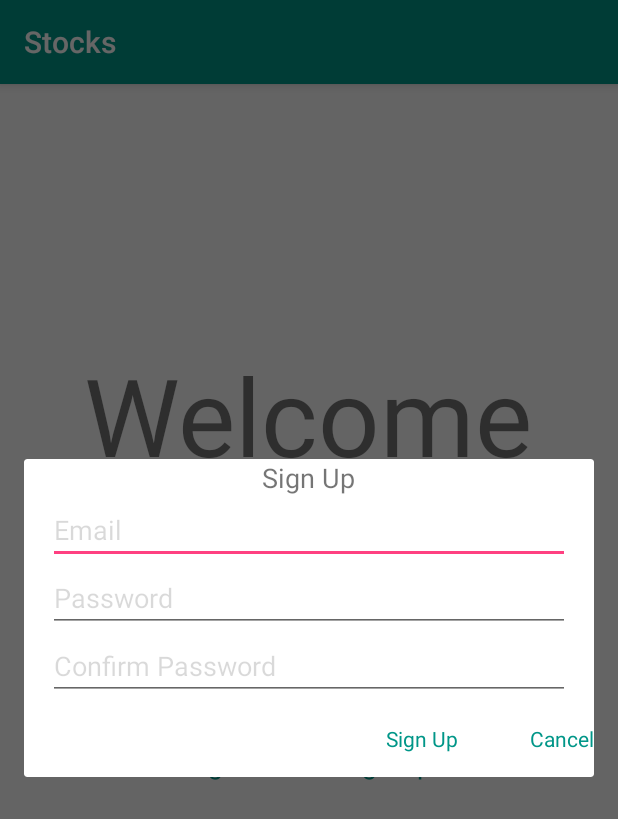
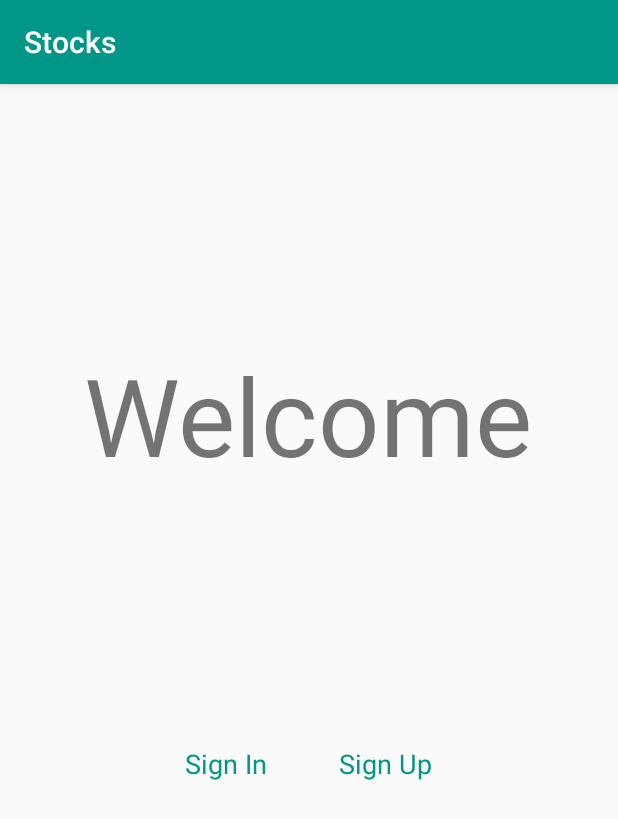
Before and after one commit to Calvin906/StockApp, an Android app: the screen it shows after launch (HomeActivity), after a tap on "Sign Up", on a phone screen of 412 x 824 dp. Shown: the top 819 px of the screen. Run offline under Robolectric (Android 15) with nearby library versions, the phone set to English and light mode, and no system bars; 3 statements that could not run were skipped.

Commit message:
Cleaned up classes

```diff
--- a/GreenDaoSchemaGenerator/src/main/java/com/preston/StockGeneratorDao.java
+++ b/GreenDaoSchemaGenerator/src/main/java/com/preston/StockGeneratorDao.java
@@ -1,7 +1,6 @@
 package main.java.com.preston;
 
 import org.greenrobot.greendao.generator.DaoGenerator;
-import org.greenrobot.greendao.generator.Entity;
 import org.greenrobot.greendao.generator.Schema;
 
 import main.java.com.preston.StockEntities.StockEntity;
--- a/app/src/main/java/preston/com/stockapp/HomeActivity.java
+++ b/app/src/main/java/preston/com/stockapp/HomeActivity.java
@@ -7,8 +7,6 @@ import android.support.v4.app.FragmentManager;
 import android.support.v7.app.AppCompatActivity;
 import android.view.View;
 import android.widget.TextView;
-
-import preston.com.stockapp.util.SignUpFragment;
 
 /**
  * Created by Alex Preston on 9/5/16.
--- a/app/src/main/java/preston/com/stockapp/PortfolioActivity.java
+++ b/app/src/main/java/preston/com/stockapp/PortfolioActivity.java
@@ -1,7 +1,6 @@
 package preston.com.stockapp;
 
 import android.app.Activity;
-import android.database.sqlite.SQLiteDatabase;
 import android.os.Bundle;
 import android.support.v7.widget.LinearLayoutManager;
 import android.support.v7.widget.RecyclerView;
@@ -16,8 +15,6 @@ public class PortfolioActivity extends Activity {
 
     private RecyclerView pRecyclerView;
     private PortfolioRecyclerViewAdapter pAdapter;
-    private SQLiteDatabase database;
-    private FeederReaderContract.FeederReaderDBHelper mDbHelper;
 
 
     @Override
--- a/app/src/main/java/preston/com/stockapp/util/SignUpFragment.java
+++ /dev/null
@@ -1,62 +0,0 @@
-package preston.com.stockapp.util;
-
-import android.content.Intent;
-import android.os.Bundle;
-import android.support.annotation.Nullable;
-import android.support.v4.app.DialogFragment;
-import android.view.LayoutInflater;
-import android.view.View;
-import android.view.ViewGroup;
-import android.widget.TextView;
-
-import preston.com.stockapp.PortfolioActivity;
-import preston.com.stockapp.R;
-
-/**
- * Created by Alex Preston on 9/20/16.
- */
-
-public class SignUpFragment extends DialogFragment implements View.OnClickListener {
-
-    TextView cancel;
-    TextView signUp;
-
-    @Nullable
-    @Override
-    public View onCreateView(LayoutInflater inflater, @Nullable ViewGroup container, @Nullable Bundle savedInstanceState) {
-
-        View view = inflater.inflate(R.layout.sign_up_view, container);
-        cancel = (TextView) view.findViewById(R.id.cancel_button_sign_up);
-        signUp = (TextView) view.findViewById(R.id.sign_up_button_sign_up);
-
-        cancel.setOnClickListener(this);
-        signUp.setOnClickListener(this);
-
-        return view;
-    }
-
-
-    /**
-     * onClick method dictates which button was clicked
-     * @param v
-     */
-    @Override
-    public void onClick(View v) {
-        switch (v.getId()) {
-            case R.id.cancel_button_sign_up:
-                dismiss();
-                break;
-            case R.id.sign_up_button_sign_up:
-                startPortfolioPage();
-                break;
-        }
-    }
-
-    /**
-     * Starts the portfolio page
-     */
-    public void startPortfolioPage() {
-        Intent intent = new Intent(getActivity(), PortfolioActivity.class);
-        getActivity().startActivity(intent);
-    }
-}
--- a/app/src/main/java/preston/com/stockapp/util/portfolioRecyclerViewAdapter.java
+++ b/app/src/main/java/preston/com/stockapp/util/portfolioRecyclerViewAdapter.java
@@ -22,9 +22,9 @@ public class PortfolioRecyclerViewAdapter extends RecyclerView.Adapter<Portfolio
     /**
      * Add stocks to the view
      */
-    public void addStocks() {
-
-    }
+//    public void addStocks(List<> stocks) {
+//
+//    }
 
     @Override
     public StockViewHolder onCreateViewHolder(ViewGroup parent, int viewType) {
--- a/app/src/main/res/layout/sign_up_view.xml
+++ /dev/null
@@ -1,88 +0,0 @@
-<?xml version="1.0" encoding="utf-8"?>
-<RelativeLayout xmlns:android="http://schemas.android.com/apk/res/android"
-                android:layout_width="match_parent"
-                android:layout_height="match_parent">
-
-    <TextView
-        android:id="@+id/text_sign_up"
-        android:layout_width="wrap_content"
-        android:layout_height="wrap_content"
-        android:layout_alignParentTop="true"
-        android:layout_centerHorizontal="true"
-        android:text="@string/sign_up"
-        android:textSize="@dimen/medium_text_size"/>
-
-    <RelativeLayout
-        android:id="@+id/edit_text_frags_sign_up"
-        android:layout_width="match_parent"
-        android:layout_height="wrap_content"
-        android:layout_below="@id/text_sign_up"
-        android:layout_marginBottom="@dimen/activity_vertical_margin"
-        android:layout_marginRight="@dimen/activity_horizontal_margin"
-        >
-
-        <EditText
-            android:id="@+id/email_sign_up"
-            android:layout_width="match_parent"
-            android:layout_height="wrap_content"
-            android:layout_marginLeft="@dimen/activity_horizontal_margin"
-            android:hint="@string/email"
-            android:inputType="textEmailAddress"
-            android:maxLength="40"
-            android:maxLines="1"
-            android:textColorHint="@color/hintTextColor"/>
-
-        <EditText
-            android:id="@+id/password_sign_up"
-            android:layout_width="match_parent"
-            android:layout_height="wrap_content"
-            android:layout_below="@id/email_sign_up"
-            android:layout_marginLeft="@dimen/activity_horizontal_margin"
-            android:hint="@string/password"
-            android:inputType="textPassword"
-            android:maxLength="25"
-            android:maxLines="1"
-            android:textColorHint="@color/hintTextColor"/>
-
-        <EditText
-            android:id="@+id/confirm_password_sign_up"
-            android:layout_width="match_parent"
-            android:layout_height="wrap_content"
-            android:layout_below="@id/password_sign_up"
-            android:layout_marginLeft="@dimen/activity_horizontal_margin"
-            android:hint="@string/password_confirm"
-            android:inputType="textPassword"
-            android:maxLength="25"
-            android:maxLines="1"
-            android:textColorHint="@color/hintTextColor"/>
-    </RelativeLayout>
-
-    <RelativeLayout
-        android:id="@+id/text_button_sign_up"
-        android:layout_width="wrap_content"
-        android:layout_height="wrap_content"
-        android:layout_alignParentRight="true"
-        android:layout_below="@id/edit_text_frags_sign_up"
-        android:layout_marginBottom="@dimen/activity_vertical_margin"
-        android:layout_marginRight="@dimen/spacing_sides">
-
-        <TextView
-            android:id="@+id/sign_up_button_sign_up"
-            android:layout_width="wrap_content"
-            android:layout_height="wrap_content"
-            android:layout_marginRight="@dimen/button_spacing"
-            android:text="@string/sign_up"
-            android:textColor="@color/colorPrimary"
-            />
-
-        <TextView
-            android:id="@+id/cancel_button_sign_up"
-            android:layout_width="wrap_content"
-            android:layout_height="wrap_content"
-            android:layout_toRightOf="@id/sign_up_button_sign_up"
-            android:text="@string/cancel"
-            android:textColor="@color/colorPrimary"
-            />
-    </RelativeLayout>
-
-</RelativeLayout>
--- a/build.gradle
+++ b/build.gradle
@@ -5,7 +5,7 @@ buildscript {
         jcenter()
     }
     dependencies {
-        classpath 'com.android.tools.build:gradle:2.2.2'
+        classpath 'com.android.tools.build:gradle:2.2.3'
         classpath 'com.google.gms:google-services:3.0.0'
 
         // NOTE: Do not place your application dependencies here; they belong
```
Also changed, not shown: 1 other file.
